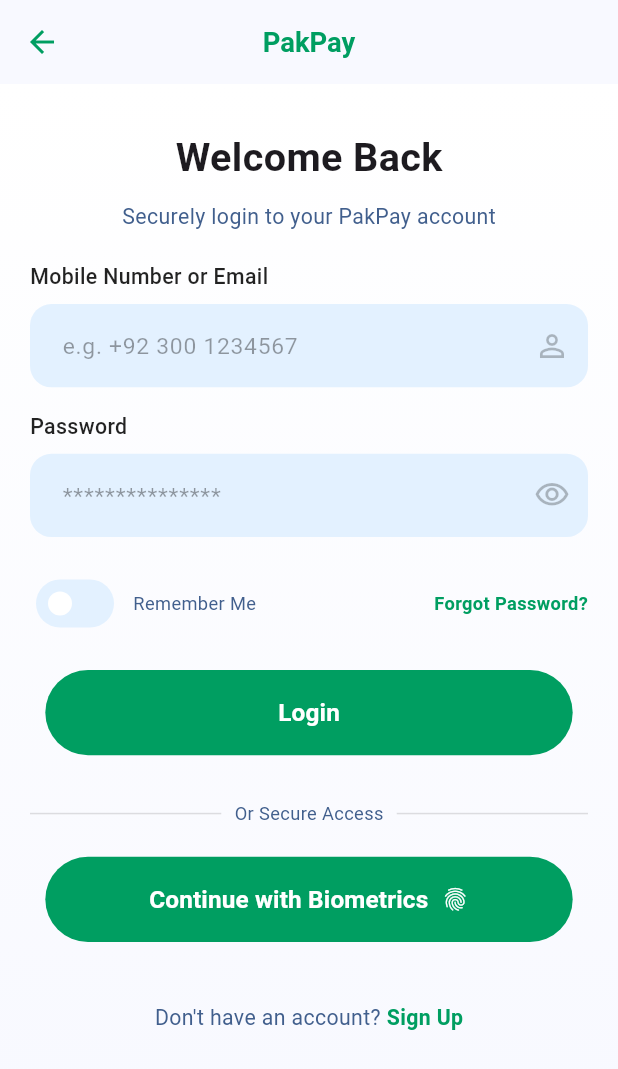
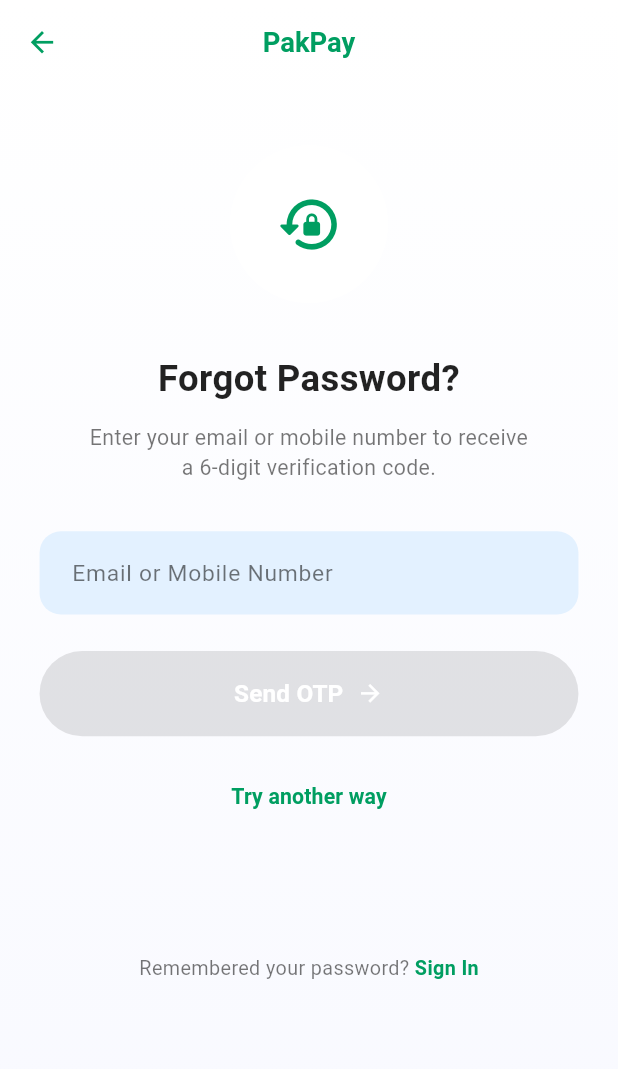
Before and after one commit to Danii56-cmd/PakPay, a Flutter app: the LoginScreen screen opened directly, after a tap on "Forgot Password?", on a phone screen of 412 x 824 dp. Shown: the top 1069 px of the screen. Run offline on Flutter 3.47's test engine with Material 3 defaults, Android fonts, the light colour scheme and no system bars; our stand-ins replace flutter_screenutil, flutter_svg, intl_phone_field, qr_flutter; missing offline and left inert: mobile_scanner.

Commit message:
forgot password screen added

```diff
--- a/lib/Providers/dashboard_provider.dart
+++ b/lib/Providers/dashboard_provider.dart
@@ -1,7 +1,7 @@
 import 'package:flutter/material.dart';
 import 'package:pakpay/sharedwidgets/app_state.dart';
-import 'package:pakpay/view/auth/Models/Ttransaction_model.dart';
-import 'package:pakpay/view/auth/Models/user_model.dart';
+import 'package:pakpay/Models/Ttransaction_model.dart';
+import 'package:pakpay/Models/user_model.dart';
 
 /// Kept for backward compatibility with any code that still consumes
 /// dashboard state via Provider/ChangeNotifierProvider. All real state
--- a/lib/sharedwidgets/app_state.dart
+++ b/lib/sharedwidgets/app_state.dart
@@ -1,6 +1,6 @@
 import 'package:flutter/material.dart';
-import 'package:pakpay/view/auth/Models/Ttransaction_model.dart';
-import 'package:pakpay/view/auth/Models/user_model.dart';
+import 'package:pakpay/Models/Ttransaction_model.dart';
+import 'package:pakpay/Models/user_model.dart';
 
 class Contact {
   final String name;
--- /dev/null
+++ b/lib/sharedwidgets/forgot_password_screen.dart
@@ -0,0 +1,186 @@
+import 'package:flutter/material.dart';
+import 'package:flutter_screenutil/flutter_screenutil.dart';
+import 'package:pakpay/core/app_colors.dart';
+import 'package:pakpay/sharedwidgets/primary_button.dart';
+import 'package:pakpay/sharedwidgets/reusbale_textfiel.dart';
+import 'package:pakpay/view/otp_verification_screen.dart';
+
+class ForgotPasswordScreen extends StatefulWidget {
+  const ForgotPasswordScreen({super.key});
+
+  @override
+  State<ForgotPasswordScreen> createState() => _ForgotPasswordScreenState();
+}
+
+class _ForgotPasswordScreenState extends State<ForgotPasswordScreen> {
+  final TextEditingController _identifierController = TextEditingController();
+  bool _isLoading = false;
+
+  @override
+  void dispose() {
+    _identifierController.dispose();
+    super.dispose();
+  }
+
+  bool get _canSubmit => _identifierController.text.trim().isNotEmpty;
+
+  Future<void> _onSendOtp() async {
+    if (!_canSubmit) return;
+    FocusScope.of(context).unfocus();
+    setState(() => _isLoading = true);
+
+    // TODO: replace with actual API call to request OTP
+    await Future.delayed(const Duration(milliseconds: 900));
+
+    if (!mounted) return;
+    setState(() => _isLoading = false);
+
+    Navigator.push(
+      context,
+      MaterialPageRoute(
+        builder: (_) => OtpVerificationScreen(
+          contact: _identifierController.text.trim(),
+        ),
+      ),
+    );
+  }
+
+  @override
+  Widget build(BuildContext context) {
+    return Scaffold(
+      extendBodyBehindAppBar: true,
+      backgroundColor: Colors.transparent,
+      appBar: AppBar(
+        backgroundColor: Colors.transparent,
+        elevation: 0,
+        centerTitle: true,
+        leading: IconButton(
+          icon: Icon(Icons.arrow_back, color: AppColors.primaryclr, size: 22.sp),
+          onPressed: () => Navigator.pop(context),
+        ),
+        title: Text(
+          'PakPay',
+          style: TextStyle(
+            color: AppColors.primaryclr,
+            fontSize: 18.sp,
+            fontWeight: FontWeight.w700,
+          ),
+        ),
+      ),
+      body: Container(
+        width: double.infinity,
+        height: double.infinity,
+        decoration: const BoxDecoration(gradient: AppColors.bgclr),
+        child: SafeArea(
+        child: SingleChildScrollView(
+          padding: EdgeInsets.symmetric(horizontal: 24.w),
+          child: Column(
+            crossAxisAlignment: CrossAxisAlignment.stretch,
+            children: [
+              SizedBox(height: 40.h),
+
+              // Icon avatar
+              Center(
+                child: Container(
+                  width: 96.w,
+                  height: 96.w,
+                  decoration: const BoxDecoration(
+                    color: Colors.white,
+                    shape: BoxShape.circle,
+                  ),
+                  child: Icon(
+                    Icons.lock_reset_rounded,
+                    color: AppColors.primaryclr,
+                    size: 44.sp,
+                  ),
+                ),
+              ),
+              SizedBox(height: 32.h),
+
+              Text(
+                'Forgot Password?',
+                textAlign: TextAlign.center,
+                style: TextStyle(
+                  fontSize: 24.sp,
+                  fontWeight: FontWeight.w700,
+                  color: Colors.black87,
+                ),
+              ),
+              SizedBox(height: 12.h),
+              Text(
+                'Enter your email or mobile number to receive\na 6-digit verification code.',
+                textAlign: TextAlign.center,
+                style: TextStyle(
+                  fontSize: 14.sp,
+                  fontWeight: FontWeight.w400,
+                  color: Colors.black54,
+                  height: 1.4,
+                ),
+              ),
+              SizedBox(height: 32.h),
+
+              AppTextField(
+                hint: 'Email or Mobile Number',
+                controller: _identifierController,
+                keyboardType: TextInputType.emailAddress,
+                onChanged: (_) => setState(() {}),
+              ),
+              SizedBox(height: 24.h),
+
+              PrimaryButton(
+                text: _isLoading ? 'Sending...' : 'Send OTP',
+                icon: _isLoading ? null : Icons.arrow_forward,
+                onPressed: (_canSubmit && !_isLoading) ? _onSendOtp : null,
+              ),
+              SizedBox(height: 16.h),
+
+              Center(
+                child: TextButton(
+                  onPressed: () {
+                    // TODO: navigate to alternate recovery method
+                  },
+                  child: Text(
+                    'Try another way',
+                    style: TextStyle(
+                      color: AppColors.primaryclr,
+                      fontSize: 14.sp,
+                      fontWeight: FontWeight.w600,
+                    ),
+                  ),
+                ),
+              ),
+              SizedBox(height: 80.h),
+
+              Row(
+                mainAxisAlignment: MainAxisAlignment.center,
+                children: [
+                  Text(
+                    'Remembered your password? ',
+                    style: TextStyle(
+                      color: Colors.black54,
+                      fontSize: 13.sp,
+                      fontWeight: FontWeight.w400,
+                    ),
+                  ),
+                  GestureDetector(
+                    onTap: () => Navigator.pop(context),
+                    child: Text(
+                      'Sign In',
+                      style: TextStyle(
+                        color: AppColors.primaryclr,
+                        fontSize: 13.sp,
+                        fontWeight: FontWeight.w700,
+                      ),
+                    ),
+                  ),
+                ],
+              ),
+              SizedBox(height: 24.h),
+            ],
+          ),
+        ),
+        ),
+      ),
+    );
+  }
+}
--- a/lib/view/QR_code_screen.dart
+++ b/lib/view/QR_code_screen.dart
@@ -1,7 +1,7 @@
 import 'package:flutter/material.dart';
 import 'package:mobile_scanner/mobile_scanner.dart';
 import 'package:pakpay/sharedwidgets/app_state.dart';
-import 'package:pakpay/view/auth/Models/Ttransaction_model.dart';
+import 'package:pakpay/Models/Ttransaction_model.dart';
 import 'package:pakpay/view/send_money_screen.dart';
 
 /// Real camera-based scanner (mobile_scanner). Expects QR payloads produced
--- a/lib/view/auth/createaccount/address_details.dart
+++ b/lib/view/auth/createaccount/address_details.dart
@@ -9,7 +9,7 @@
 import 'package:pakpay/sharedwidgets/reusbale_textfiel.dart';
 import 'package:pakpay/sharedwidgets/screen_header.dart';
 import 'package:pakpay/utills/pakistan_locations.dart';
-import 'package:pakpay/view/auth/Models/user_model.dart';
+import 'package:pakpay/Models/user_model.dart';
 import 'package:pakpay/view/auth/createaccount/appbar_steps_widget.dart';
 import 'package:pakpay/view/auth/createaccount/employement_income.dart';
 
--- a/lib/view/auth/createaccount/create_account.dart
+++ b/lib/view/auth/createaccount/create_account.dart
@@ -7,7 +7,7 @@
 import 'package:pakpay/sharedwidgets/primary_button.dart';
 import 'package:pakpay/sharedwidgets/reusbale_textfiel.dart';
 import 'package:pakpay/sharedwidgets/screen_header.dart';
-import 'package:pakpay/view/auth/Models/user_model.dart';
+import 'package:pakpay/Models/user_model.dart';
 import 'package:pakpay/view/auth/createaccount/appbar_steps_widget.dart';
 import 'package:pakpay/view/auth/createaccount/personal_information.dart';
 
--- a/lib/view/auth/createaccount/email_verification.dart
+++ b/lib/view/auth/createaccount/email_verification.dart
@@ -6,7 +6,7 @@
 import 'package:pakpay/sharedwidgets/illustration_circle.dart';
 import 'package:pakpay/sharedwidgets/pill_status_badge.dart';
 import 'package:pakpay/sharedwidgets/primary_button.dart';
-import 'package:pakpay/view/auth/Models/user_model.dart';
+import 'package:pakpay/Models/user_model.dart';
 import 'package:pakpay/view/auth/createaccount/appbar_steps_widget.dart';
 import 'package:pakpay/view/auth/createaccount/identity_verification.dart';
 
--- a/lib/view/auth/createaccount/employement_income.dart
+++ b/lib/view/auth/createaccount/employement_income.dart
@@ -9,7 +9,7 @@
 import 'package:pakpay/sharedwidgets/primary_button.dart';
 import 'package:pakpay/sharedwidgets/reusbale_textfiel.dart';
 import 'package:pakpay/sharedwidgets/screen_header.dart';
-import 'package:pakpay/view/auth/Models/user_model.dart';
+import 'package:pakpay/Models/user_model.dart';
 import 'package:pakpay/view/auth/createaccount/appbar_steps_widget.dart';
 import 'package:pakpay/view/auth/createaccount/mobile_verification.dart';
 
--- a/lib/view/auth/createaccount/identity_verification.dart
+++ b/lib/view/auth/createaccount/identity_verification.dart
@@ -2,7 +2,7 @@
 import 'package:flutter_screenutil/flutter_screenutil.dart';
 import 'package:pakpay/core/app_colors.dart';
 import 'package:pakpay/sharedwidgets/primary_button.dart';
-import 'package:pakpay/view/auth/Models/user_model.dart';
+import 'package:pakpay/Models/user_model.dart';
 
 class IdentityVerificationScreen extends StatelessWidget {
   const IdentityVerificationScreen({super.key, required this.user});
--- a/lib/view/auth/createaccount/mobile_verification.dart
+++ b/lib/view/auth/createaccount/mobile_verification.dart
@@ -7,7 +7,7 @@
 import 'package:pakpay/sharedwidgets/input_otp.dart';
 import 'package:pakpay/sharedwidgets/pill_status_badge.dart';
 import 'package:pakpay/sharedwidgets/primary_button.dart';
-import 'package:pakpay/view/auth/Models/user_model.dart';
+import 'package:pakpay/Models/user_model.dart';
 import 'package:pakpay/view/auth/createaccount/appbar_steps_widget.dart';
 import 'package:pakpay/view/auth/createaccount/email_verification.dart';
 
--- a/lib/view/auth/createaccount/personal_information.dart
+++ b/lib/view/auth/createaccount/personal_information.dart
@@ -6,7 +6,7 @@
 import 'package:pakpay/sharedwidgets/info_note_card.dart';
 import 'package:pakpay/sharedwidgets/primary_button.dart';
 import 'package:pakpay/sharedwidgets/screen_header.dart';
-import 'package:pakpay/view/auth/Models/user_model.dart';
+import 'package:pakpay/Models/user_model.dart';
 import 'package:pakpay/view/auth/createaccount/address_details.dart';
 import 'package:pakpay/view/auth/createaccount/appbar_steps_widget.dart';
 
--- a/lib/view/auth/login_screen.dart
+++ b/lib/view/auth/login_screen.dart
@@ -1,6 +1,7 @@
 import 'package:flutter/material.dart';
 import 'package:flutter_screenutil/flutter_screenutil.dart';
 import 'package:pakpay/core/app_colors.dart';
+import 'package:pakpay/sharedwidgets/forgot_password_screen.dart';
 import 'package:pakpay/sharedwidgets/primary_button.dart';
 import 'package:pakpay/view/dashboard_screens.dart';
 import 'package:pakpay/view/auth/createaccount/create_account.dart';
@@ -204,7 +205,14 @@
                         ],
                       ),
                       GestureDetector(
-                        onTap: () {},
+                        onTap: () {
+                          Navigator.push(
+                            context,
+                            MaterialPageRoute(
+                              builder: (context) => ForgotPasswordScreen(),
+                            ),
+                          );
+                        },
                         child: Text(
                           "Forgot Password?",
                           style: TextStyle(
--- a/lib/view/contact_picker_screen.dart
+++ b/lib/view/contact_picker_screen.dart
@@ -1,6 +1,6 @@
 import 'package:flutter/material.dart';
 import 'package:pakpay/sharedwidgets/app_state.dart';
-import 'package:pakpay/view/auth/Models/Ttransaction_model.dart';
+import 'package:pakpay/Models/Ttransaction_model.dart';
 import 'package:pakpay/view/send_money_screen.dart';
 
 class ContactPickerScreen extends StatefulWidget {
--- a/lib/view/dashboard_screens.dart
+++ b/lib/view/dashboard_screens.dart
@@ -3,7 +3,7 @@
 import 'package:pakpay/sharedwidgets/app_state.dart';
 import 'package:pakpay/sharedwidgets/dashboard_widgets.dart';
 import 'package:pakpay/view/QR_code_screen.dart';
-import 'package:pakpay/view/auth/Models/Ttransaction_model.dart';
+import 'package:pakpay/Models/Ttransaction_model.dart';
 import 'package:pakpay/view/contact_picker_screen.dart';
 import 'package:pakpay/view/history_screen.dart';
 import 'package:pakpay/view/profile_screen.dart';
--- a/lib/view/send_money_screen.dart
+++ b/lib/view/send_money_screen.dart
@@ -1,7 +1,7 @@
 import 'package:flutter/material.dart';
 import 'package:pakpay/core/app_colors.dart';
 import 'package:pakpay/sharedwidgets/app_state.dart';
-import 'package:pakpay/view/auth/Models/Ttransaction_model.dart';
+import 'package:pakpay/Models/Ttransaction_model.dart';
 import 'package:pakpay/view/send_money_succussful_screen.dart';
 
 class SendMoneyScreen extends StatefulWidget {
```
Also changed, not shown: lib/view/otp_verification_screen.dart (added, +274 -0 lines), lib/Models/Ttransaction_model.dart (renamed from lib/view/auth/Models/Ttransaction_model.dart), lib/Models/user_model.dart (renamed from lib/view/auth/Models/user_model.dart).
